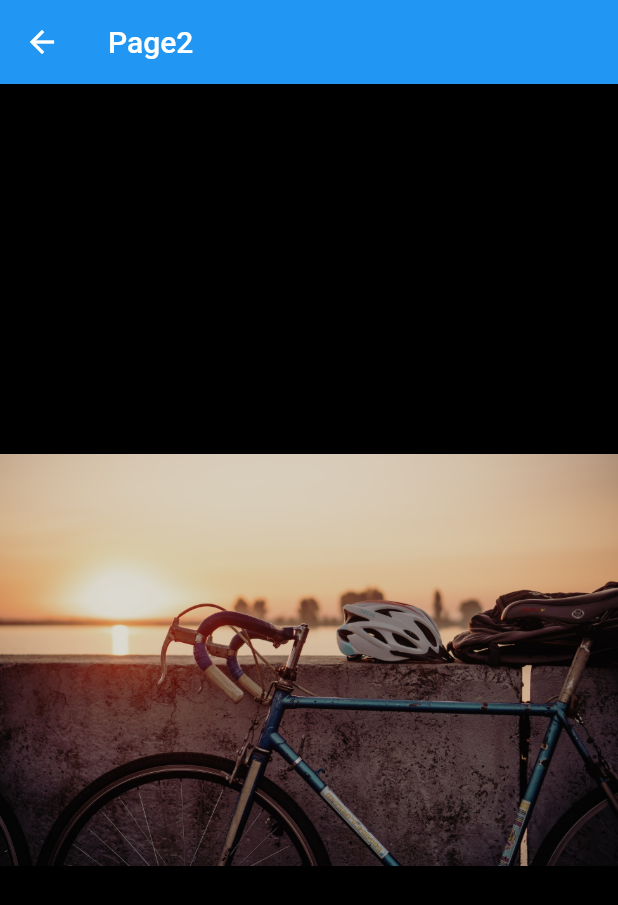
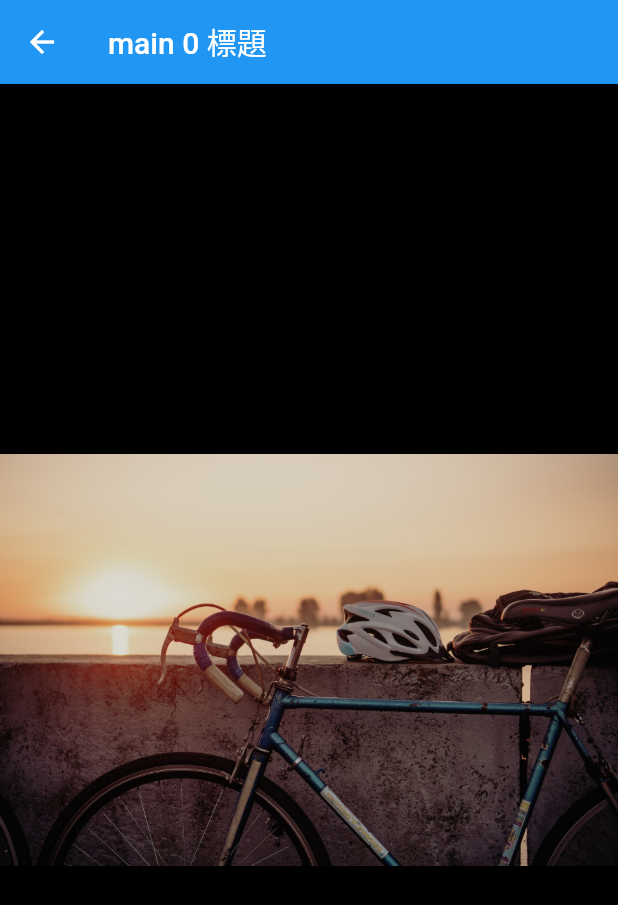
Before and after one commit to openopen114/flutter_photo_view_tst, a Flutter app: the screen it shows after launch, after a tap on "demo...", on a phone screen of 412 x 824 dp. Shown: the top 905 px of the screen. Run offline on Flutter 3.47's test engine with Material 2 defaults, Android fonts, the phone set to English and light mode, and no system bars; drawn by our look-alikes of photo_view.

Commit message:
use AppContextProvider  InheritedModel

```diff
--- a/lib/main.dart
+++ b/lib/main.dart
@@ -3,11 +3,17 @@ import 'package:flutter_photo_view_tst/page2.dart';
 import 'package:flutter_photo_view_tst/page3.dart';
 
 void main() {
-  runApp(MaterialApp(initialRoute: '/', routes: {
-    '/': (BuildContext context) => HomePage(),
-    '/Page3': (BuildContext context) => Page3(),
-    '/Page2': (BuildContext context) => Page2(),
-  }));
+  runApp(
+    AppContextProvider(MaterialApp(
+//    home: HomePage(),
+      initialRoute: '/',
+      routes: {
+        '/': (BuildContext context) => HomePage(),
+        '/Page3': (BuildContext context) => Page3(),
+        '/Page2': (BuildContext context) => Page2(),
+      },
+    )),
+  );
 }
 
 class HomePage extends StatefulWidget {
@@ -43,10 +49,19 @@ class _HomePageState extends State<HomePage> {
             onTap: () {
               // 跳轉頁面
               NavigatorState nav = Navigator.of(context);
-              nav.pushNamed('/Page2', arguments: {
-                'title': 'Page2',
-                'photoName': urls[index]
-              }).then((res) => print(res));
+
+              // 設定 title , photo URL
+              AppContextProvider.of(context, 'main')?.title = "main $index 標題 ";
+              AppContextProvider.of(context, 'main')?.photoURL = urls[index];
+
+              nav
+                  .pushNamed('/Page2')
+                  .then((value) => print('page2回傳:${value}'));
+
+              // nav.pushNamed('/Page2', arguments: {
+              //   'title': 'Page2',
+              //   'photoName': urls[index]
+              // }).then((res) => print(res));
             },
             child: _buildImageView(urls[index]),
           );
@@ -94,3 +109,46 @@ class _HomePageState extends State<HomePage> {
     );
   }
 }
+
+/**
+ *
+ * AppContextProvider
+ *
+ * */
+class AppContextProvider extends InheritedModel<String> {
+  ///Add a field for your data
+  String? title;
+  String? photoURL;
+
+  AppContextProvider(Widget child) : super(child: child);
+
+  /// Typically the `inheritFrom` method is called from a model-specific
+  /// static `of` method
+  static AppContextProvider? of(BuildContext context, String aspect) {
+    return InheritedModel.inheritFrom<AppContextProvider>(context,
+        aspect: aspect);
+  }
+
+  ///Runs once for each widget to determine if that widget should be rebuild
+  ///Checks the aspect for a dependent widget and returns true if that
+  ///widget should be rebuild depending on a certain condition.
+  @override
+  bool updateShouldNotifyDependent(
+      AppContextProvider oldWidget, Set<String> aspects) {
+    if (aspects.contains('title') && title != oldWidget.title) {
+      print("title Only widget one is rebuild");
+      return true;
+    }
+    if (aspects.contains('photoURL') && photoURL != oldWidget.photoURL) {
+      print("photoURL Only widget two is rebuild");
+      return true;
+    }
+    return false;
+  }
+
+  @override
+  bool updateShouldNotify(AppContextProvider oldWidget) {
+    print("First updateShouldNotify is checked");
+    return true;
+  }
+}
--- a/lib/page2.dart
+++ b/lib/page2.dart
@@ -1,5 +1,7 @@
 import 'package:flutter/material.dart';
 import 'package:photo_view/photo_view.dart';
+
+import 'main.dart';
 
 class Page2 extends StatelessWidget {
   const Page2({Key? key}) : super(key: key);
@@ -7,17 +9,22 @@ class Page2 extends StatelessWidget {
   @override
   Widget build(BuildContext context) {
     // 取得 route 傳過來的 arguments
-    Map args =
-        ModalRoute.of(context)!.settings.arguments as Map<String, dynamic>;
+    // Map args =
+    //     ModalRoute.of(context)!.settings.arguments as Map<String, dynamic>;
+
+    // appContext
+    AppContextProvider? appContext =
+        AppContextProvider.of(context, 'title,photoURL');
 
     // ======> build <======
-    print('===> page2 build');
+    print('===> page2');
 
     return Scaffold(
         appBar: AppBar(
-          title: Text('${args['title']}'),
+          title: Text('${appContext?.title}'),
           leading: BackButton(
             onPressed: () {
+              appContext?.title = '新標題formPage2';
               Navigator.of(context).pop('===> From Page2');
             },
           ),
@@ -25,7 +32,7 @@ class Page2 extends StatelessWidget {
         body: PhotoView(
           maxScale: 2.0,
           minScale: 0.2,
-          imageProvider: AssetImage('${args['photoName']}'),
+          imageProvider: AssetImage('${appContext?.photoURL}'),
         ));
   }
 }
```
